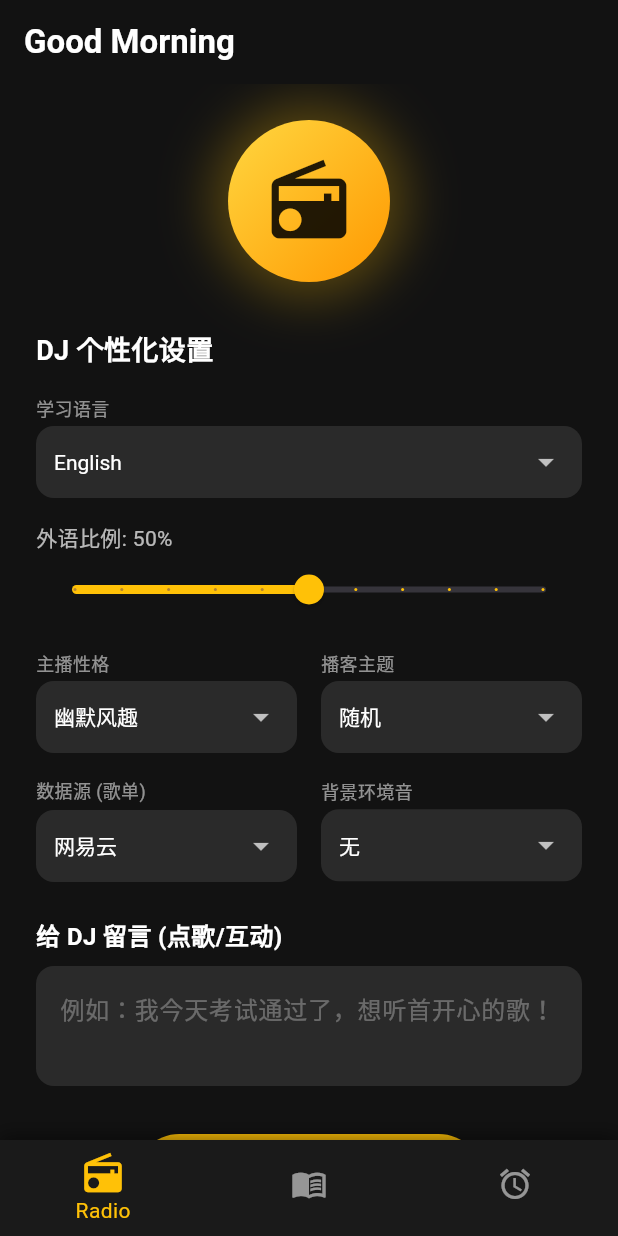
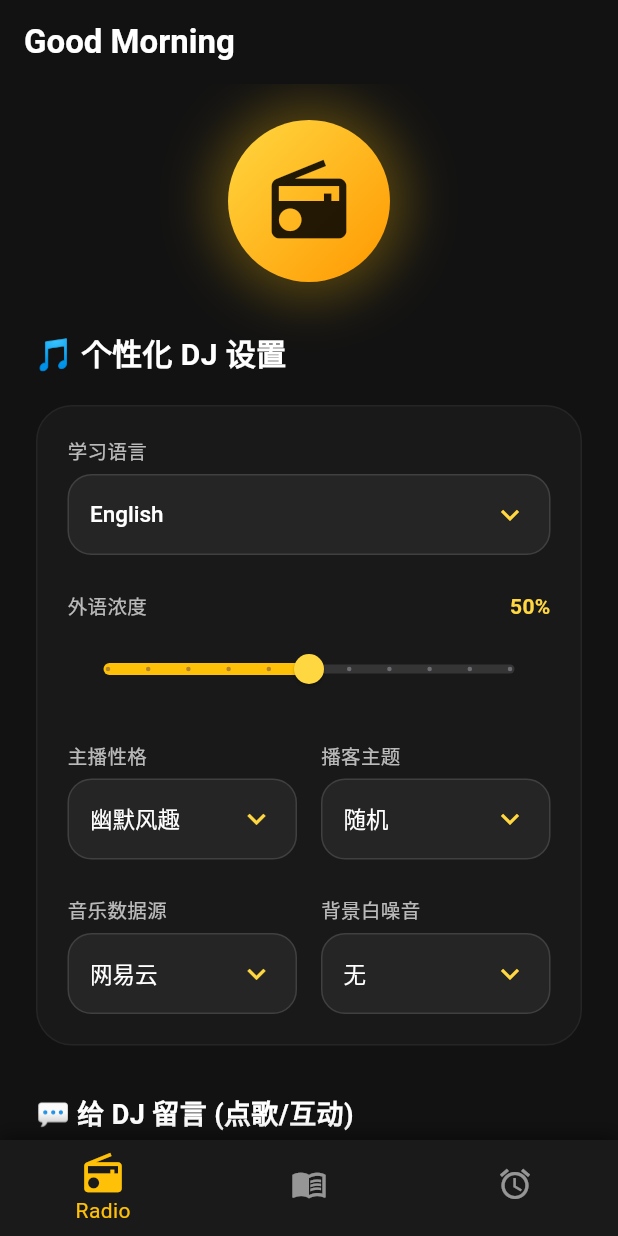
Before and after one commit to Cicada0719/ai-podcbast, a Flutter app: the screen it shows after launch, on a phone screen of 412 x 824 dp. Run offline on Flutter 3.47's test engine with Material 3 defaults, Android fonts, the phone set to English and light mode, and no system bars; our stand-ins replace dio, just_audio, just_audio_background, shared_preferences.

Commit message:
feat: 设计AI播客系统并拓展英语学习
Co-authored-by: traeagent <traeagent@users.noreply.github.com>

```diff
--- a/ai-podcast-project/app/lib/screens/home_screen.dart
+++ b/ai-podcast-project/app/lib/screens/home_screen.dart
@@ -72,9 +72,19 @@ class _HomeScreenState extends State<HomeScreen> {
             ),
             const SizedBox(height: 32),
 
-            const Text("DJ 个性化设置", style: TextStyle(color: Colors.white, fontSize: 18, fontWeight: FontWeight.bold)),
-            const SizedBox(height: 16),
+            const Text("🎵 个性化 DJ 设置", style: TextStyle(color: Colors.white, fontSize: 20, fontWeight: FontWeight.bold)),
+            const SizedBox(height: 20),
 
+            Container(
+              padding: const EdgeInsets.all(20),
+              decoration: BoxDecoration(
+                color: Colors.white.withOpacity(0.03),
+                borderRadius: BorderRadius.circular(24),
+                border: Border.all(color: Colors.white.withOpacity(0.05)),
+              ),
+              child: Column(
+                crossAxisAlignment: CrossAxisAlignment.start,
+                children: [
                   // 目标语言和比例
                   Row(
                     children: [
@@ -85,20 +95,35 @@ class _HomeScreenState extends State<HomeScreen> {
                       ),
                     ],
                   ),
-            const SizedBox(height: 16),
+                  const SizedBox(height: 24),
 
-            Text("外语比例: ${(_enRatio * 100).toInt()}%", style: const TextStyle(color: Colors.white70)),
-            Slider(
+                  Row(
+                    mainAxisAlignment: MainAxisAlignment.spaceBetween,
+                    children: [
+                      const Text("外语浓度", style: TextStyle(color: Colors.white70, fontSize: 13, fontWeight: FontWeight.w500)),
+                      Text("${(_enRatio * 100).toInt()}%", style: const TextStyle(color: Colors.amberAccent, fontWeight: FontWeight.bold)),
+                    ],
+                  ),
+                  const SizedBox(height: 8),
+                  SliderTheme(
+                    data: SliderTheme.of(context).copyWith(
+                      activeTrackColor: Colors.amber,
+                      inactiveTrackColor: Colors.white12,
+                      thumbColor: Colors.amberAccent,
+                      overlayColor: Colors.amber.withOpacity(0.2),
+                      trackHeight: 6.0,
+                    ),
+                    child: Slider(
                       value: _enRatio,
                       min: 0.0,
                       max: 1.0,
                       divisions: 10,
-              activeColor: Colors.amber,
                       onChanged: (val) {
                         setState(() => _enRatio = val);
                       },
                     ),
-            const SizedBox(height: 16),
+                  ),
+                  const SizedBox(height: 24),
 
                   // 主播性格与主题
                   Row(
@@ -116,29 +141,32 @@ class _HomeScreenState extends State<HomeScreen> {
                       ),
                     ],
                   ),
-            const SizedBox(height: 16),
+                  const SizedBox(height: 24),
 
                   // 数据源与环境音
                   Row(
                     children: [
                       Expanded(
-                  child: _buildDropdown("数据源 (歌单)", _selectedDataSource, _dataSources, (val) {
+                        child: _buildDropdown("音乐数据源", _selectedDataSource, _dataSources, (val) {
                           if (val != null) setState(() => _selectedDataSource = val);
                         }),
                       ),
                       const SizedBox(width: 16),
                       Expanded(
-                  child: _buildDropdown("背景环境音", _selectedAmbient, _ambientSounds, (val) {
+                        child: _buildDropdown("背景白噪音", _selectedAmbient, _ambientSounds, (val) {
                           if (val != null) setState(() => _selectedAmbient = val);
                         }),
                       ),
                     ],
                   ),
-            const SizedBox(height: 24),
+                ],
+              ),
+            ),
+            const SizedBox(height: 32),
 
             // 听众留言 (Call-in)
-            const Text("给 DJ 留言 (点歌/互动)", style: TextStyle(color: Colors.white, fontSize: 16, fontWeight: FontWeight.bold)),
-            const SizedBox(height: 8),
+            const Text("💬 给 DJ 留言 (点歌/互动)", style: TextStyle(color: Colors.white, fontSize: 18, fontWeight: FontWeight.bold)),
+            const SizedBox(height: 16),
             TextField(
               controller: _msgController,
               style: const TextStyle(color: Colors.white),
@@ -233,20 +261,22 @@ class _HomeScreenState extends State<HomeScreen> {
     return Column(
       crossAxisAlignment: CrossAxisAlignment.start,
       children: [
-        Text(label, style: const TextStyle(color: Colors.white54, fontSize: 12)),
-        const SizedBox(height: 4),
+        Text(label, style: const TextStyle(color: Colors.white70, fontSize: 13, fontWeight: FontWeight.w500)),
+        const SizedBox(height: 6),
         Container(
-          padding: const EdgeInsets.symmetric(horizontal: 12),
+          padding: const EdgeInsets.symmetric(horizontal: 14, vertical: 2),
           decoration: BoxDecoration(
-            color: Colors.white10,
-            borderRadius: BorderRadius.circular(12),
+            color: Colors.white.withOpacity(0.05),
+            borderRadius: BorderRadius.circular(16),
+            border: Border.all(color: Colors.white12),
           ),
           child: DropdownButtonHideUnderline(
             child: DropdownButton<String>(
               value: value,
               isExpanded: true,
               dropdownColor: const Color(0xFF2C2C2C),
-              style: const TextStyle(color: Colors.white),
+              style: const TextStyle(color: Colors.white, fontSize: 15, fontWeight: FontWeight.w500),
+              icon: const Icon(Icons.keyboard_arrow_down, color: Colors.amberAccent),
               items: items.map((String item) {
                 return DropdownMenuItem<String>(
                   value: item,
```
Also changed, not shown: ai-podcast-project/app/lib/screens/player_screen.dart (+39 -14 lines). Lines whose indentation alone changed are shown as unchanged.
